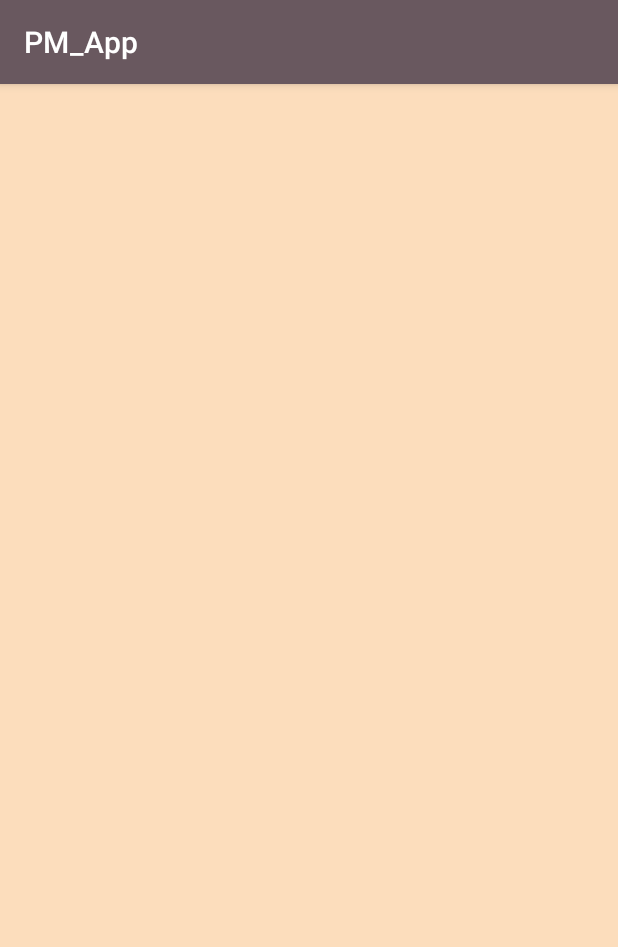
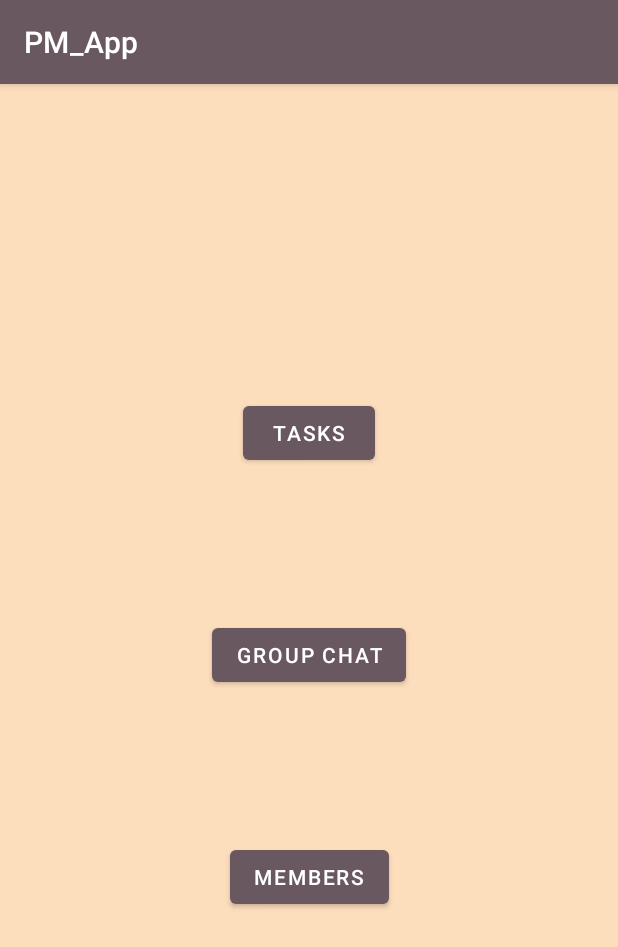
Before and after one commit to Cookiederp/CS2063PMApp, an Android app: the ProjectPage screen opened directly, with no data from a screen before it, on a phone screen of 412 x 824 dp. Shown: the top 947 px of the screen. Run offline under Robolectric (Android 15) with nearby library versions, the phone set to English and light mode, and no system bars; our stand-ins replace Firebase (no records; nobody signed in at launch, a user with empty details on screens opened directly).

Commit message:
Added the ability to see all members in a project

```diff
--- a/app/src/main/AndroidManifest.xml
+++ b/app/src/main/AndroidManifest.xml
@@ -23,7 +23,7 @@
         <activity android:name=".CreateProject"/>
         <activity android:name=".ProjectsList"/>
         <activity android:name=".ProjectPage"/>
-
+        <activity android:name=".MembersList"/>
     </application>
 
 </manifest>
--- a/app/src/main/java/ca/unb/mobiledev/pm_app/AccountHomePage.java
+++ b/app/src/main/java/ca/unb/mobiledev/pm_app/AccountHomePage.java
@@ -77,7 +77,6 @@ public class AccountHomePage extends AppCompatActivity {
             @Override
             public void onClick(View view) {
                 startActivity(new Intent(AccountHomePage.this, CreateProject.class));
-                finish();
             }
         });
 
@@ -86,7 +85,6 @@ public class AccountHomePage extends AppCompatActivity {
             @Override
             public void onClick(View view) {
                 startActivity(new Intent(AccountHomePage.this, ProjectsList.class));
-                finish();
             }
         });
 
--- /dev/null
+++ b/app/src/main/java/ca/unb/mobiledev/pm_app/GroupchatPage.java
@@ -0,0 +1,4 @@
+package ca.unb.mobiledev.pm_app;
+
+public class GroupchatPage {
+}
--- a/app/src/main/java/ca/unb/mobiledev/pm_app/ProjectPage.java
+++ b/app/src/main/java/ca/unb/mobiledev/pm_app/ProjectPage.java
@@ -2,13 +2,24 @@ package ca.unb.mobiledev.pm_app;
 
 import android.content.Intent;
 import android.os.Bundle;
+import android.text.TextUtils;
+import android.view.View;
+import android.widget.Button;
 import android.widget.TextView;
+import android.widget.Toast;
+
+import com.google.firebase.auth.FirebaseAuth;
 
 import androidx.appcompat.app.AppCompatActivity;
 
 public class ProjectPage extends AppCompatActivity {
 
     private TextView projectNameTextView;
+
+    private Button groupChatButton;
+    private Button tasksButton;
+    private Button membersButton;
+
 
     @Override
     protected void onCreate(Bundle savedInstanceState) {
@@ -17,10 +28,48 @@ public class ProjectPage extends AppCompatActivity {
 
         projectNameTextView = findViewById(R.id.tv_projectname);
 
+        groupChatButton = findViewById(R.id.btn_groupchat);
+        tasksButton = findViewById(R.id.btn_tasks);
+        membersButton = findViewById(R.id.btn_members);
+
         Intent intent = getIntent();
         String projectId = intent.getStringExtra("projectId");
         String projectName = intent.getStringExtra("projectName");
         projectNameTextView.setText(projectName);
 
+        //not added yet
+        groupChatButton.setOnClickListener(new View.OnClickListener() {
+            @Override
+            public void onClick(View view) {
+                Intent intent = new Intent(ProjectPage.this, ProjectPage.class);
+                intent.putExtra("projectId", projectId);
+                intent.putExtra("projectName", projectName);
+                startActivity(intent);
+                finish();
+            }
+        });
+
+        //not added yet
+        tasksButton.setOnClickListener(new View.OnClickListener() {
+            @Override
+            public void onClick(View view) {
+                Intent intent = new Intent(ProjectPage.this, ProjectPage.class);
+                intent.putExtra("projectId", projectId);
+                intent.putExtra("projectName", projectName);
+                startActivity(intent);
+                finish();
+            }
+        });
+
+
+        membersButton.setOnClickListener(new View.OnClickListener() {
+            @Override
+            public void onClick(View view) {
+                Intent intent = new Intent(ProjectPage.this, MembersList.class);
+                intent.putExtra("projectId", projectId);
+                intent.putExtra("projectName", projectName);
+                startActivity(intent);
+            }
+        });
     }
 }
--- a/app/src/main/java/ca/unb/mobiledev/pm_app/ProjectsList.java
+++ b/app/src/main/java/ca/unb/mobiledev/pm_app/ProjectsList.java
@@ -18,6 +18,7 @@ import com.google.firebase.database.FirebaseDatabase;
 import com.google.firebase.database.ValueEventListener;
 
 import java.util.ArrayList;
+import java.util.HashMap;
 
 import androidx.annotation.NonNull;
 import androidx.appcompat.app.AppCompatActivity;
@@ -111,6 +112,7 @@ public class ProjectsList extends AppCompatActivity {
             //To be added later - > String projectIcon = project.getIcon();
             String projectName = project.getProjectName();
 
+
             holder.projectTitleText.setText(projectName);
 
             //try{
@@ -128,7 +130,6 @@ public class ProjectsList extends AppCompatActivity {
                     intent.putExtra("projectId", projectId);
                     intent.putExtra("projectName", projectName);
                     startActivity(intent);
-                    finish();
                 }
 
             });
--- /dev/null
+++ b/app/src/main/java/ca/unb/mobiledev/pm_app/TasksPage.java
@@ -0,0 +1,4 @@
+package ca.unb.mobiledev.pm_app;
+
+public class TasksPage {
+}
--- /dev/null
+++ b/app/src/main/res/layout/activity_groupchatpage.xml
@@ -0,0 +1,6 @@
+<?xml version="1.0" encoding="utf-8"?>
+<androidx.constraintlayout.widget.ConstraintLayout
+    xmlns:android="http://schemas.android.com/apk/res/android" android:layout_width="match_parent"
+    android:layout_height="match_parent">
+
+</androidx.constraintlayout.widget.ConstraintLayout>
--- a/app/src/main/res/layout/activity_projectpage.xml
+++ b/app/src/main/res/layout/activity_projectpage.xml
@@ -10,10 +10,41 @@
         android:id="@+id/tv_projectname"
         android:layout_width="wrap_content"
         android:layout_height="wrap_content"
-        android:layout_marginTop="16dp"
+        android:layout_marginTop="40dp"
         android:text="TextView"
+        android:textSize="18sp"
         app:layout_constraintEnd_toEndOf="parent"
         app:layout_constraintHorizontal_bias="0.498"
         app:layout_constraintStart_toStartOf="parent"
         app:layout_constraintTop_toTopOf="parent" />
+
+    <Button
+        android:id="@+id/btn_members"
+        android:layout_width="wrap_content"
+        android:layout_height="wrap_content"
+        android:layout_marginTop="100dp"
+        android:text="Members"
+        app:layout_constraintEnd_toEndOf="parent"
+        app:layout_constraintStart_toStartOf="parent"
+        app:layout_constraintTop_toBottomOf="@+id/btn_groupchat" />
+
+    <Button
+        android:id="@+id/btn_groupchat"
+        android:layout_width="wrap_content"
+        android:layout_height="wrap_content"
+        android:layout_marginTop="100dp"
+        android:text="Group Chat"
+        app:layout_constraintEnd_toEndOf="parent"
+        app:layout_constraintStart_toStartOf="parent"
+        app:layout_constraintTop_toBottomOf="@+id/btn_tasks" />
+
+    <Button
+        android:id="@+id/btn_tasks"
+        android:layout_width="wrap_content"
+        android:layout_height="wrap_content"
+        android:layout_marginTop="144dp"
+        android:text="Tasks"
+        app:layout_constraintEnd_toEndOf="parent"
+        app:layout_constraintStart_toStartOf="parent"
+        app:layout_constraintTop_toBottomOf="@+id/tv_projectname" />
 </androidx.constraintlayout.widget.ConstraintLayout>
--- /dev/null
+++ b/app/src/main/res/layout/activity_taskspage.xml
@@ -0,0 +1,6 @@
+<?xml version="1.0" encoding="utf-8"?>
+<androidx.constraintlayout.widget.ConstraintLayout
+    xmlns:android="http://schemas.android.com/apk/res/android" android:layout_width="match_parent"
+    android:layout_height="match_parent">
+
+</androidx.constraintlayout.widget.ConstraintLayout>
```
Also changed, not shown: app/src/main/java/ca/unb/mobiledev/pm_app/MembersList.java (added, +193 -0 lines), app/src/main/java/ca/unb/mobiledev/pm_app/Model/Projects.java (+12 -1 lines), app/src/main/java/ca/unb/mobiledev/pm_app/Model/Users.java (+10 -0 lines), app/src/main/res/layout/activity_memberslist.xml (added, +17 -0 lines), app/src/main/res/layout/row_members_list.xml (added, +43 -0 lines).
